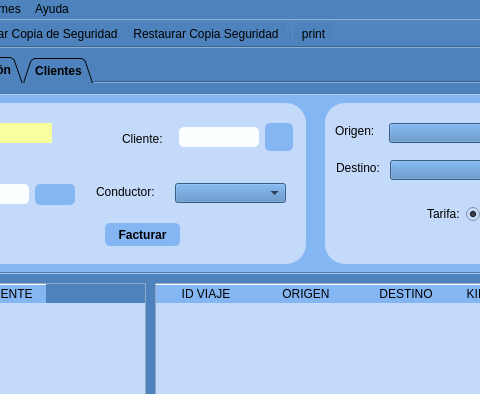
Old version of the form templates/MainWindow.ui in the repository braisd11/CarTeis; both pictures show x 176 to 656 and y 0 to 394 of the 1024 by 950 pixel window.
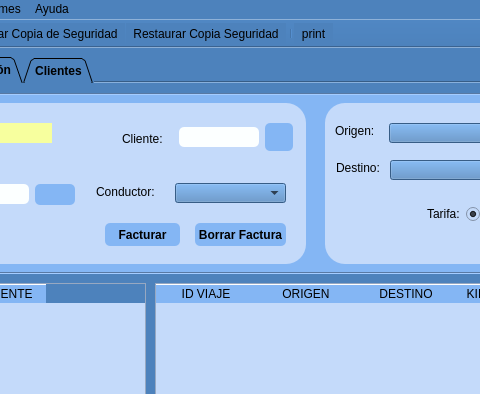
New version of the form. Icons and pictures are not drawn.

Patch:
```diff
--- a/templates/MainWindow.ui
+++ b/templates/MainWindow.ui
@@ -2536,6 +2536,25 @@
            <string>Facturar</string>
           </property>
          </widget>
+         <widget class="QPushButton" name="btn_borrarFactura">
+          <property name="geometry">
+           <rect>
+            <x>340</x>
+            <y>120</y>
+            <width>91</width>
+            <height>23</height>
+           </rect>
+          </property>
+          <property name="font">
+           <font>
+            <weight>75</weight>
+            <bold>true</bold>
+           </font>
+          </property>
+          <property name="text">
+           <string>Borrar Factura</string>
+          </property>
+         </widget>
         </widget>
         <widget class="QFrame" name="frame_9">
          <property name="geometry">
```
